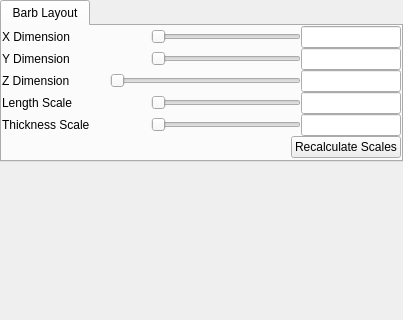
StasJ/vapor-formatted, file apps/vaporgui/BarbAppearanceGUI.ui: the form before one commit; both pictures show x 0 to 403 and y 0 to 320 of the 403 by 1133 pixel window.
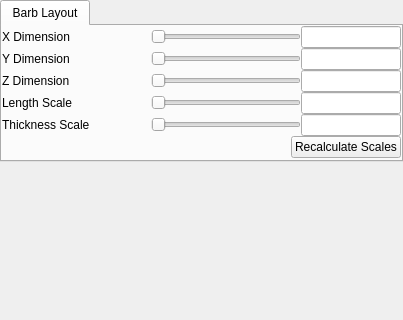
The form after the commit. Custom widgets are drawn as their Qt base class.

Diff of the .ui file:
```diff
--- a/apps/vaporgui/BarbAppearanceGUI.ui
+++ b/apps/vaporgui/BarbAppearanceGUI.ui
@@ -228,7 +228,7 @@
               <enum>Qt::Horizontal</enum>
              </property>
              <property name="sizeType">
-              <enum>QSizePolicy::Fixed</enum>
+              <enum>QSizePolicy::Expanding</enum>
              </property>
              <property name="sizeHint" stdset="0">
               <size>
```
